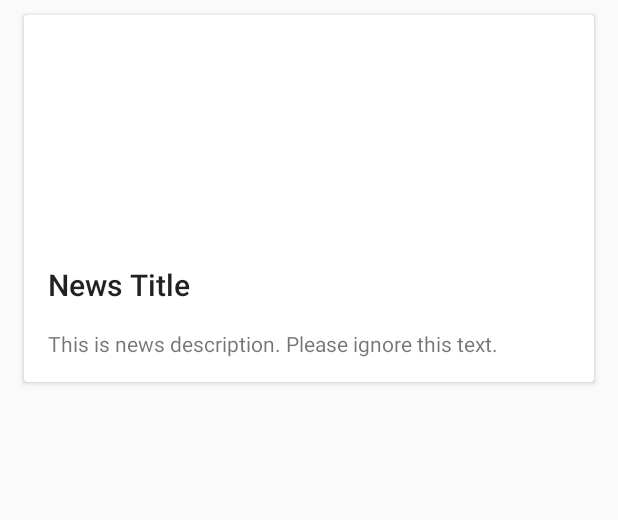
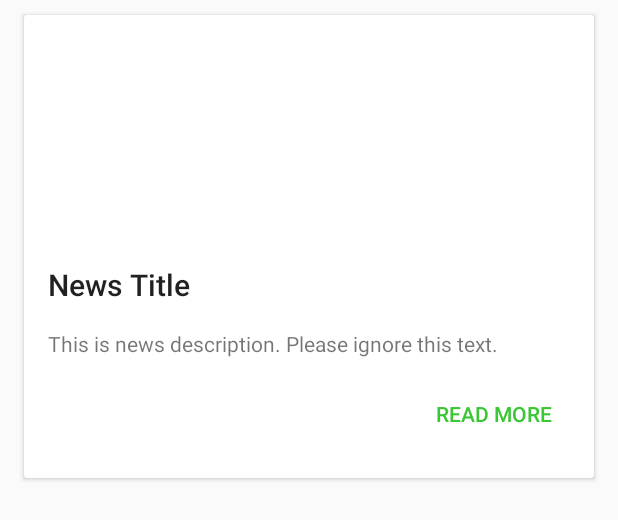
Before and after one commit to awidiyadew/IAKNewsApp, an Android app: the layout item_news.xml on its own in the app's theme, with its tools: preview values and no code run, on a phone screen of 412 x 824 dp. Shown: the top 520 px of the screen. Run offline under Robolectric (Android 15) with nearby library versions, the phone set to English and light mode, and no system bars.

```diff
--- a/app/src/main/java/id/daprin/iaknewsapp/adapter/NewsAdapter.java
+++ b/app/src/main/java/id/daprin/iaknewsapp/adapter/NewsAdapter.java
@@ -42,6 +42,12 @@ public class NewsAdapter extends RecyclerView.Adapter<NewsAdapter.NewsViewHolder
         return articlesItemList.size();
     }
 
+    public void setData(List<ArticlesItem> datas){
+        this.articlesItemList.clear();
+        articlesItemList.addAll(datas);
+        notifyDataSetChanged();
+    }
+
     //View Holder untuk adapter
     public static class NewsViewHolder extends RecyclerView.ViewHolder{
 
--- a/app/src/main/res/layout/item_news.xml
+++ b/app/src/main/res/layout/item_news.xml
@@ -36,6 +36,16 @@
             android:paddingTop="16dp"
             android:maxLines="5"
             android:ellipsize="end"/>
+
+        <Button
+            android:id="@+id/btnReadMore"
+            android:layout_width="wrap_content"
+            android:layout_height="wrap_content"
+            android:text="@string/read_more"
+            android:layout_gravity="end"
+            android:layout_marginTop="10dp"
+            style="?attr/buttonBarPositiveButtonStyle"/>
+
     </LinearLayout>
 
 </android.support.v7.widget.CardView>
--- a/app/src/main/res/values/colors.xml
+++ b/app/src/main/res/values/colors.xml
@@ -2,5 +2,5 @@
 <resources>
     <color name="colorPrimary">#3F51B5</color>
     <color name="colorPrimaryDark">#303F9F</color>
-    <color name="colorAccent">#FF4081</color>
+    <color name="colorAccent">#3bc636</color>
 </resources>
--- a/app/src/main/res/values/strings.xml
+++ b/app/src/main/res/values/strings.xml
@@ -1,3 +1,4 @@
 <resources>
     <string name="app_name">IAKNewsApp</string>
+    <string name="read_more">Read More</string>
 </resources>
```
Also changed, not shown: app/src/main/java/id/daprin/iaknewsapp/activity/MainActivity.java (+22 -8 lines), app/src/main/java/id/daprin/iaknewsapp/model/ApiResponse.java (+35 -0 lines).
